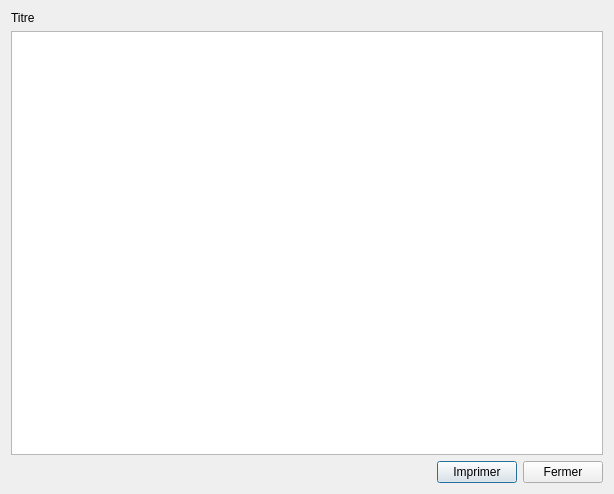
Qt form tabledialog.ui (Paracetamol56/Observeur2) before a commit.
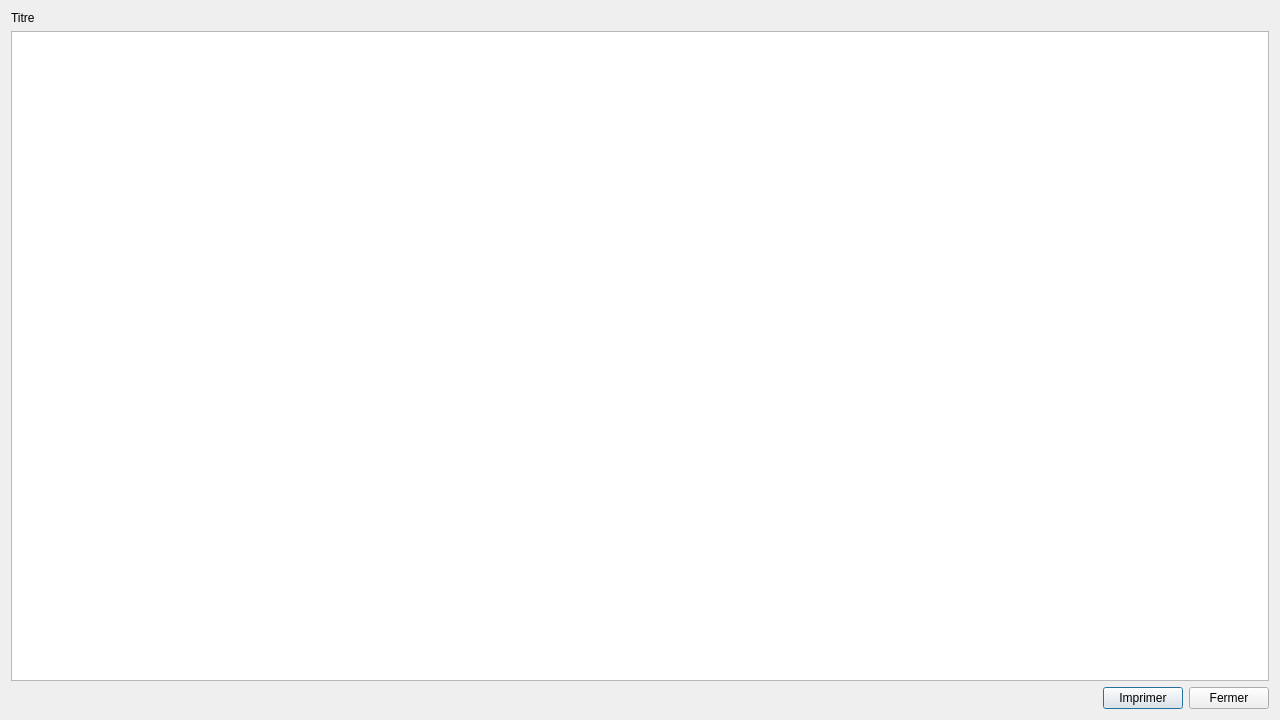
The same form after that commit.

The edit to the form file:
```diff
--- a/tabledialog.ui
+++ b/tabledialog.ui
@@ -6,8 +6,8 @@
    <rect>
     <x>0</x>
     <y>0</y>
-    <width>614</width>
-    <height>494</height>
+    <width>1280</width>
+    <height>720</height>
    </rect>
   </property>
   <property name="windowTitle">
```
